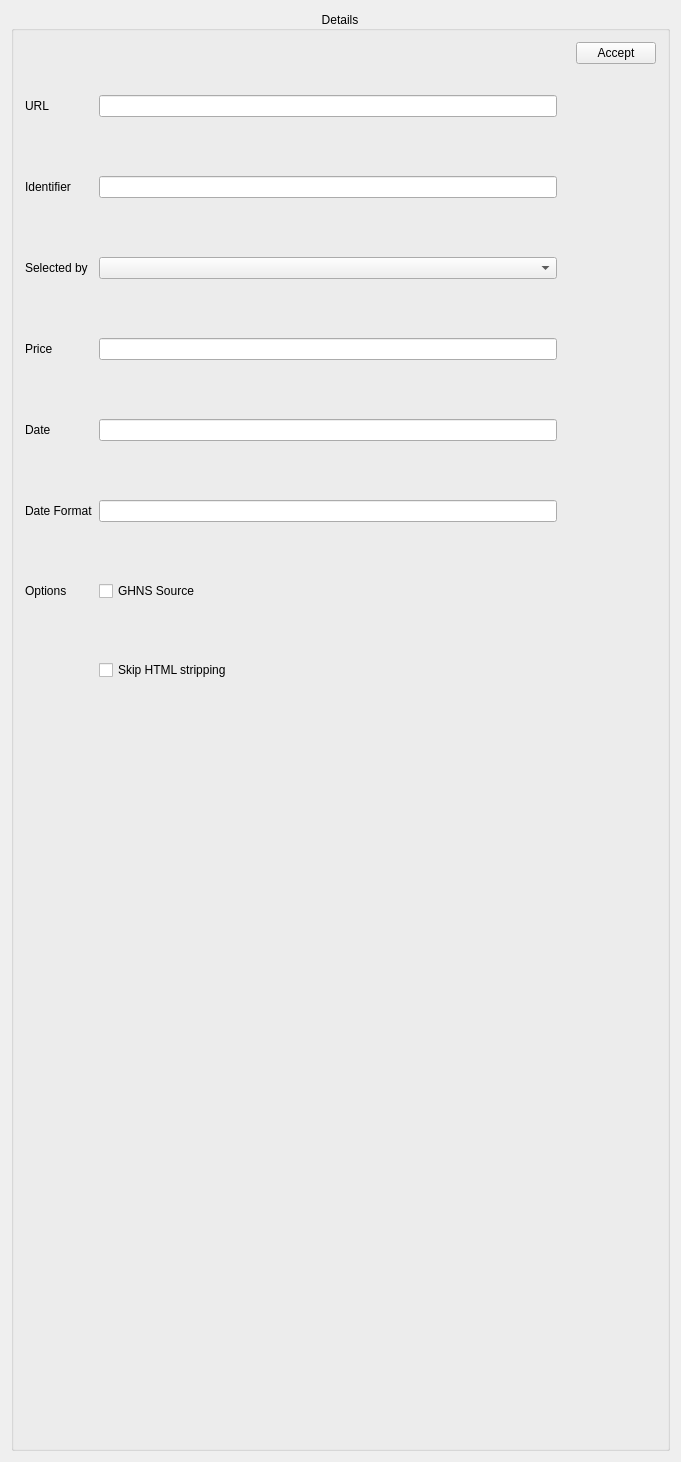
Qt form src/alkonlinequotedetails.ui (KDE/alkimia) before a commit.
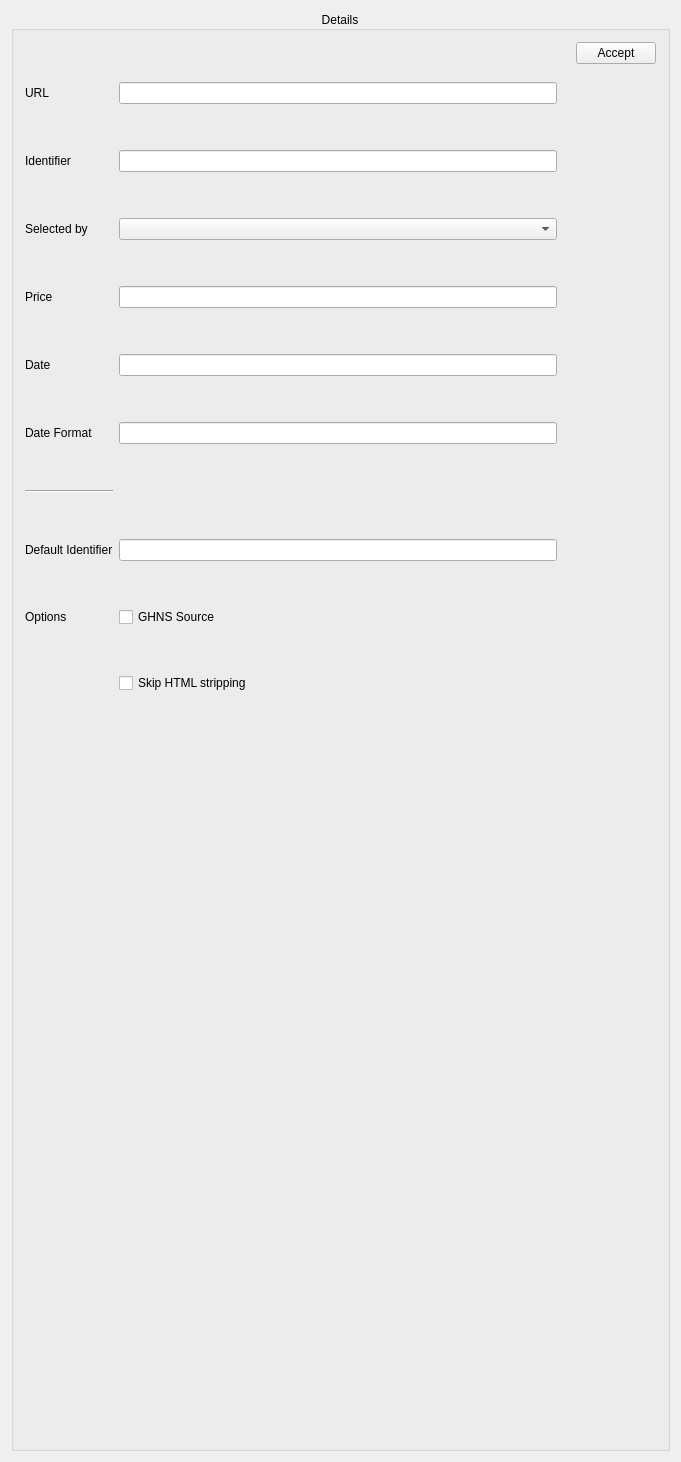
The same form after that commit. Custom widgets are drawn as their Qt base class.

Commit message:
Add a default identifier to class AlkOnlineQuoteSource
In this attribute, an identifier known for this online source can be
stored, which can be used as a default value in the debug window,
for example.

```diff
--- a/src/alkonlinequotedetails.ui
+++ b/src/alkonlinequotedetails.ui
@@ -93,7 +93,21 @@
             </property>
            </widget>
           </item>
+          <item row="6" column="0">
+           <widget class="Line" name="line">
+            <property name="orientation">
+             <enum>Qt::Horizontal</enum>
+            </property>
+           </widget>
+          </item>
           <item row="7" column="0">
+           <widget class="QLabel" name="label_5">
+            <property name="text">
+             <string>Default Identifier</string>
+            </property>
+           </widget>
+          </item>
+          <item row="8" column="0">
            <widget class="QLabel" name="label_3">
             <property name="text">
              <string>Options</string>
@@ -146,6 +160,13 @@
            </widget>
           </item>
           <item row="7" column="1">
+           <widget class="KLineEdit" name="m_editDefaultId">
+            <property name="toolTip">
+             <string>An identifier that is known to work for this online quote source</string>
+            </property>
+           </widget>
+          </item>
+          <item row="8" column="1">
            <widget class="QCheckBox" name="m_ghnsSource">
             <property name="whatsThis">
              <string/>
@@ -155,7 +176,7 @@
             </property>
            </widget>
           </item>
-          <item row="8" column="1">
+          <item row="9" column="1">
            <widget class="QCheckBox" name="m_skipStripping">
             <property name="whatsThis">
              <string>&lt;p&gt;For easier processing of the data returned by the online source, KMyMoney usually strips unused parts before it is parsed with the regular expressions. If matching of the fields relies on those items, then use this option to turn stripping off.&lt;/p&gt;
```
The commit also changes 3 other files.
